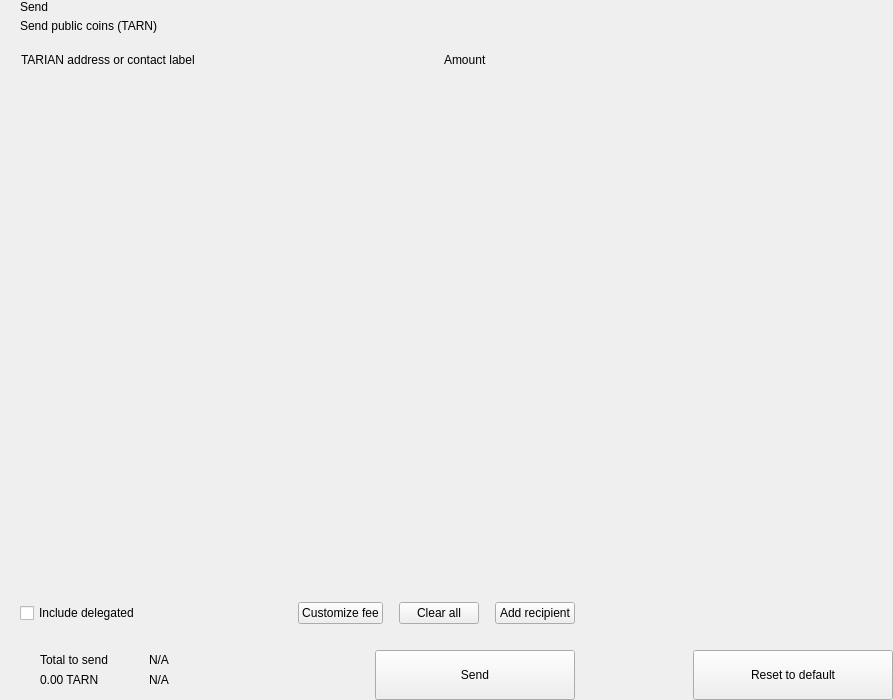
Old version of the form src/qt/tarian/forms/send.ui in the repository Tarian-Foundation/Tarian.
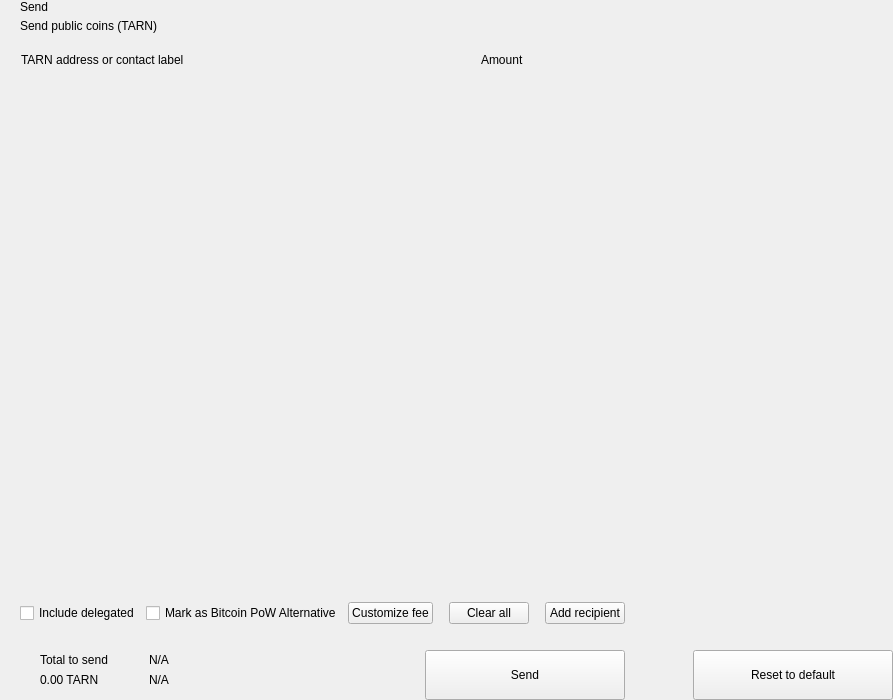
New version of the form. Custom widgets are drawn as their Qt base class.

The edit to the form file:
```diff
--- a/src/qt/tarian/forms/send.ui
+++ b/src/qt/tarian/forms/send.ui
@@ -141,7 +141,7 @@
              <string notr="true">margin-left:8px;</string>
             </property>
             <property name="text">
-             <string>TARIAN address or contact label</string>
+             <string>TARN address or contact label</string>
             </property>
            </widget>
           </item>
@@ -279,6 +279,16 @@
             </property>
            </widget>
           </item>
+          <item>
+           <widget class="QCheckBox" name="checkBoxPoWAlternative">
+            <property name="layoutDirection">
+             <enum>Qt::LeftToRight</enum>
+            </property>
+            <property name="text">
+             <string>Mark as Bitcoin PoW Alternative</string>
+            </property>
+           </widget>
+          </item>
           <item>
            <spacer name="horizontalSpacer_4">
             <property name="orientation">
```
